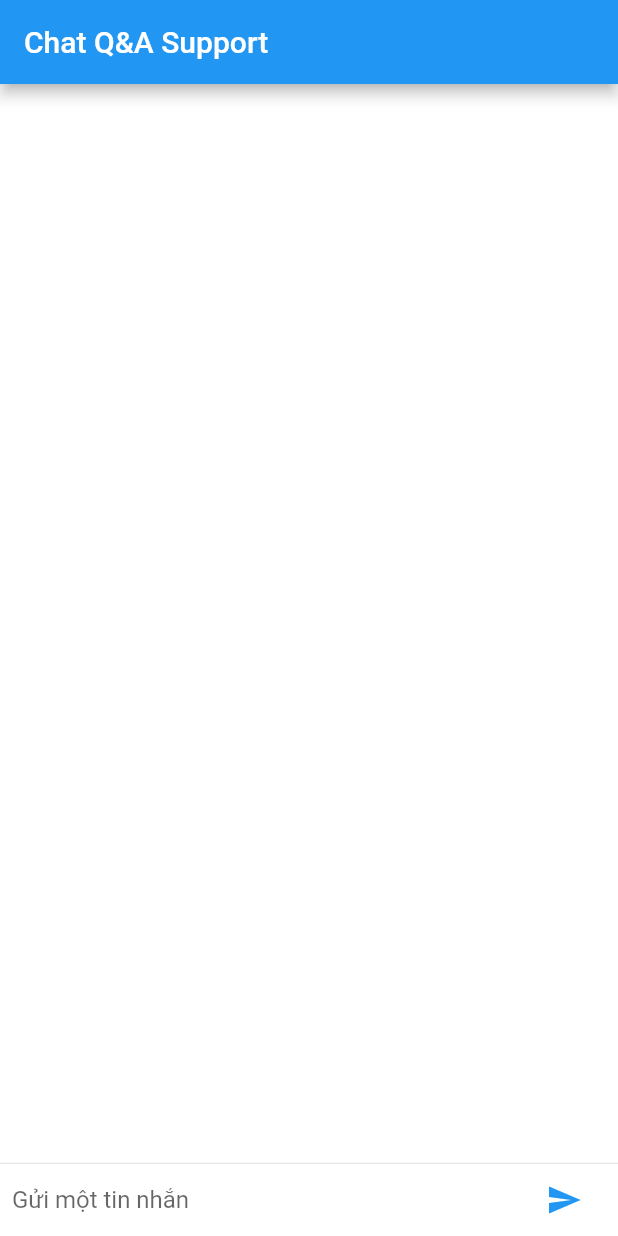
After one commit to phudo1938/qa_dhtl, a Flutter app: the ChatScreen screen opened directly, after a tap on the "send" icon, on a phone screen of 412 x 824 dp. The commit adds this screen. Run offline on Flutter 3.47's test engine with Material 2 defaults, Android fonts, the phone set to English and light mode, and no system bars; statements that could not run were skipped.

Commit message:
+UI chat

```diff
--- /dev/null
+++ b/support_qa/lib/src/chat/chat.dart
@@ -0,0 +1 @@
+export 'chat_main.dart';
--- /dev/null
+++ b/support_qa/lib/src/chat/chat_main.dart
@@ -0,0 +1,90 @@
+import 'package:flutter/material.dart';
+
+void main() {
+  runApp(ChatApp());
+}
+
+class ChatApp extends StatelessWidget {
+  const ChatApp({super.key});
+  @override
+  Widget build(BuildContext context) {
+    return MaterialApp(
+      title: 'Chat Interface',
+      theme: ThemeData(
+        primarySwatch: Colors.blue,
+      ),
+      home: ChatScreen(),
+    );
+  }
+}
+
+class ChatScreen extends StatefulWidget {
+  @override
+  State createState() => ChatScreenState();
+}
+
+class ChatScreenState extends State<ChatScreen> {
+  final List<String> _messages = [];
+  final TextEditingController _textController = TextEditingController();
+
+  void _handleSubmitted(String text) {
+    _textController.clear();
+    setState(() {
+      _messages.insert(0, text);
+    });
+    // Send your message to AI Service here or display response from AI
+  }
+
+  @override
+  Widget build(BuildContext context) {
+    return Scaffold(
+      appBar: AppBar(title: Text("Chat Q&A Support")),
+      body: Column(
+        children: [
+          Flexible(
+            child: ListView.builder(
+              padding: EdgeInsets.all(8.0),
+              reverse: true,
+              itemBuilder: (_, int index) =>
+                  ListTile(title: Text(_messages[index])),
+              itemCount: _messages.length,
+            ),
+          ),
+          Divider(height: 1.0),
+          Container(
+            decoration: BoxDecoration(color: Theme.of(context).cardColor),
+            child: _buildTextComposer(),
+          ),
+        ],
+      ),
+    );
+  }
+
+  Widget _buildTextComposer() {
+    return IconTheme(
+      data: IconThemeData(color: Theme.of(context).colorScheme.secondary),
+      child: Container(
+        margin: EdgeInsets.symmetric(horizontal: 8.0),
+        child: Row(
+          children: [
+            Flexible(
+              child: TextField(
+                controller: _textController,
+                onSubmitted: _handleSubmitted,
+                decoration:
+                    InputDecoration.collapsed(hintText: "Gửi một tin nhắn"),
+              ),
+            ),
+            Container(
+              margin: EdgeInsets.symmetric(horizontal: 4.0),
+              child: IconButton(
+                icon: const Icon(Icons.send),
+                onPressed: () => _handleSubmitted(_textController.text),
+              ),
+            ),
+          ],
+        ),
+      ),
+    );
+  }
+}
```
Also changed, not shown: support_qa/lib/main.dart (+11 -30 lines), 6 other files.
